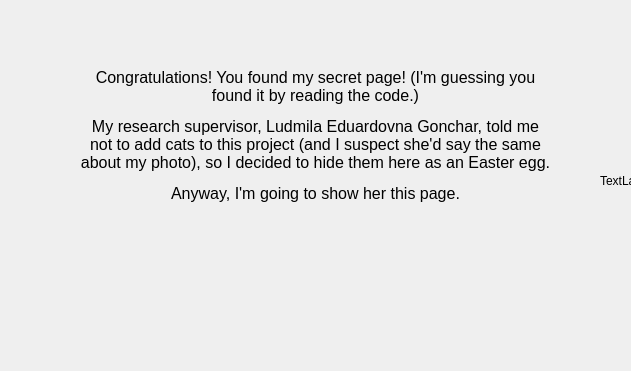
First picture: the form in FaustSpin/UrFaustGUI_TEST_1/creator_dialog.ui, repository MadComputationalPhys2003/Progect_Gonchar, before the edit; both pictures show x 160 to 791 and y 0 to 371 of the 1153 by 830 pixel window.
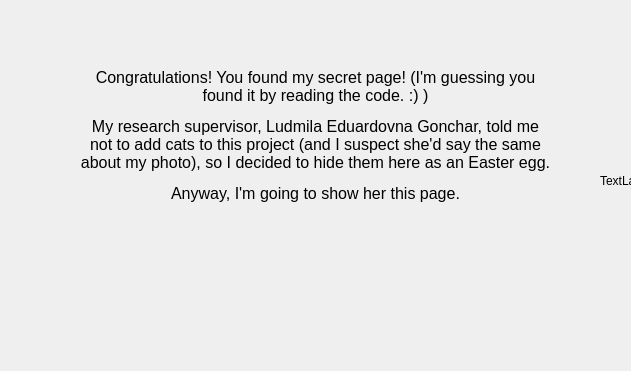
Second picture: the form after the edit.

The edit to the form file:
```diff
--- a/FaustSpin/UrFaustGUI_TEST_1/creator_dialog.ui
+++ b/FaustSpin/UrFaustGUI_TEST_1/creator_dialog.ui
@@ -23,7 +23,7 @@
     </rect>
    </property>
    <property name="text">
-    <string>&lt;html&gt;&lt;head/&gt;&lt;body&gt;&lt;p align=&quot;center&quot;&gt;&lt;span style=&quot; font-size:12pt;&quot;&gt;Congratulations! You found my secret page! (I'm guessing you found it by reading the code.)&lt;/span&gt;&lt;/p&gt;&lt;p align=&quot;center&quot;&gt;&lt;span style=&quot; font-size:12pt;&quot;&gt;My research supervisor, Ludmila Eduardovna Gonchar, told me not to add cats to this project (and I suspect she'd say the same about my photo), so I decided to hide them here as an Easter egg.&lt;/span&gt;&lt;/p&gt;&lt;p align=&quot;center&quot;&gt;&lt;span style=&quot; font-size:12pt;&quot;&gt;Anyway, I'm going to show her this page.&lt;/span&gt;&lt;/p&gt;&lt;/body&gt;&lt;/html&gt;</string>
+    <string>&lt;html&gt;&lt;head/&gt;&lt;body&gt;&lt;p align=&quot;center&quot;&gt;&lt;span style=&quot; font-size:12pt;&quot;&gt;Congratulations! You found my secret page! (I'm guessing you found it by reading the code. :) )&lt;/span&gt;&lt;/p&gt;&lt;p align=&quot;center&quot;&gt;&lt;span style=&quot; font-size:12pt;&quot;&gt;My research supervisor, Ludmila Eduardovna Gonchar, told me not to add cats to this project (and I suspect she'd say the same about my photo), so I decided to hide them here as an Easter egg.&lt;/span&gt;&lt;/p&gt;&lt;p align=&quot;center&quot;&gt;&lt;span style=&quot; font-size:12pt;&quot;&gt;Anyway, I'm going to show her this page.&lt;/span&gt;&lt;/p&gt;&lt;/body&gt;&lt;/html&gt;</string>
    </property>
    <property name="wordWrap">
     <bool>true</bool>
```
